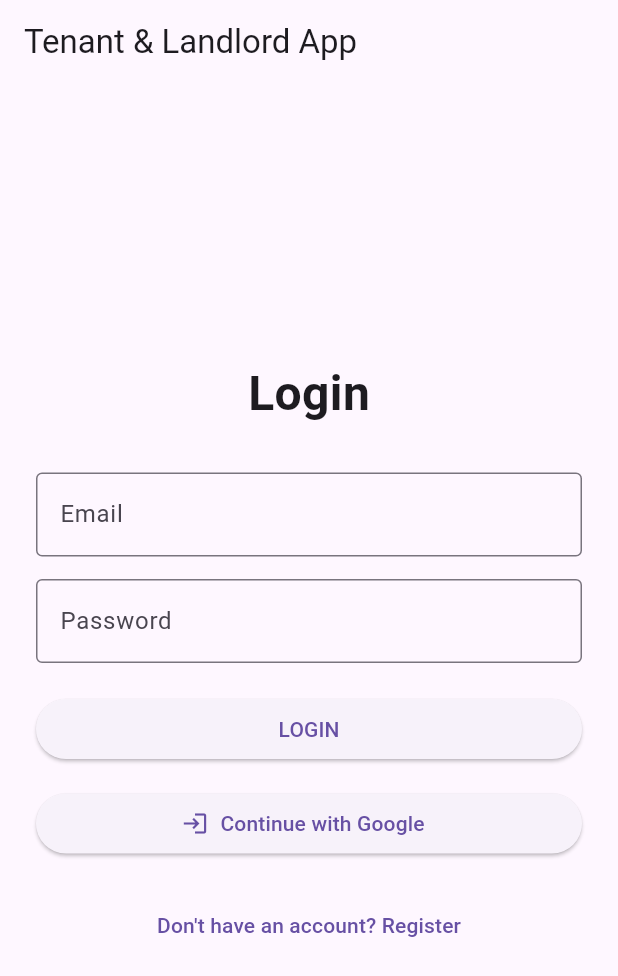
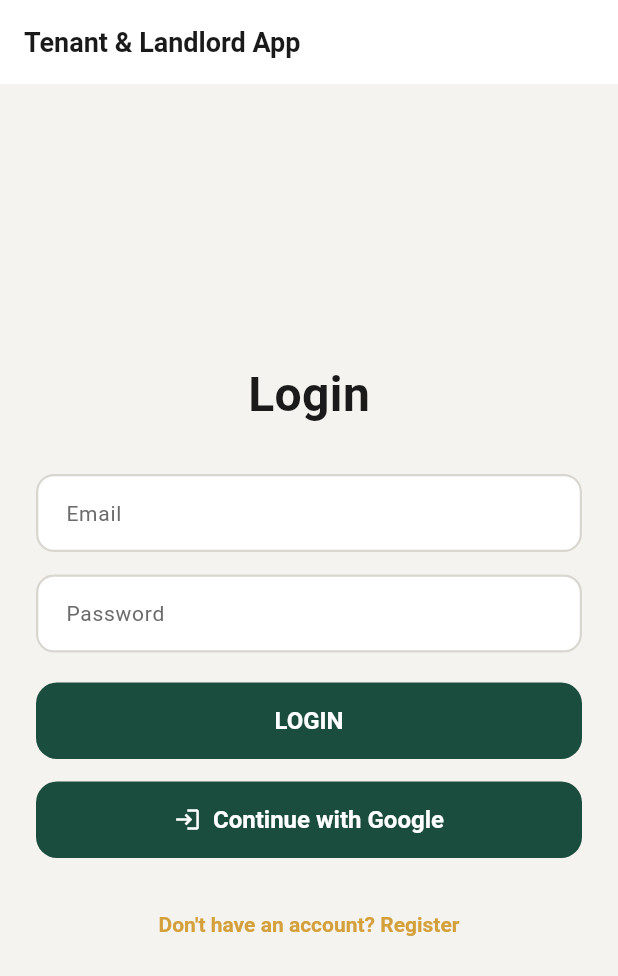
Before and after one commit to audranALU/tenant-and-landlord-app, a Flutter app: the screen it shows after launch, on a phone screen of 412 x 824 dp. Shown: the top 976 px of the screen. Run offline on Flutter 3.47's test engine with Material 3 defaults, Android fonts, the phone set to English and light mode, and no system bars; our stand-ins replace cloud_firestore, firebase_auth, firebase_core, firebase_messaging, flutter_local_notifications, google_sign_in and 1 more; accounts and stored records are empty.

Commit message:
chore: register LandlordProvider in main app

```diff
--- a/lib/main.dart
+++ b/lib/main.dart
@@ -4,7 +4,9 @@ import 'package:provider/provider.dart';
 
 import 'firebase_options.dart';
 import 'core/providers/auth_provider.dart';
+import 'core/theme/app_theme.dart';
 import 'core/widgets/auth_wrapper.dart';
+import 'providers/landlord_provider.dart';
 
 
 
@@ -45,6 +47,10 @@ class MyApp extends StatelessWidget {
           create: (_) => AuthProvider(),
         ),
 
+        ChangeNotifierProvider(
+          create: (_) => LandlordProvider(),
+        ),
+
       ],
 
 
@@ -52,6 +58,9 @@ class MyApp extends StatelessWidget {
 
         debugShowCheckedModeBanner: false,
 
+        title: 'iRembo Maintenance',
+
+        theme: AppTheme.lightTheme,
 
         home: const AuthWrapper(),
 
```
